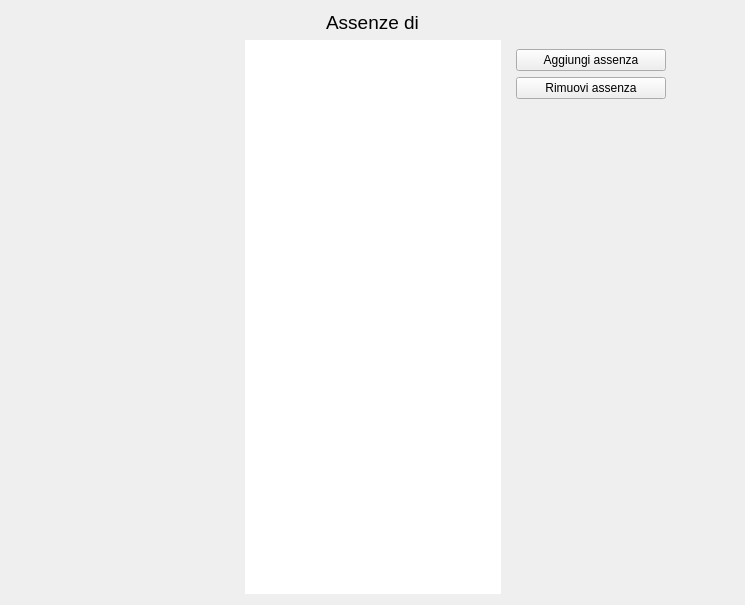
First picture: the form in ui/Titolare/GestisciDipendenti/visualizzaAssenze.ui, repository mdoraz/Hotel, before the edit.
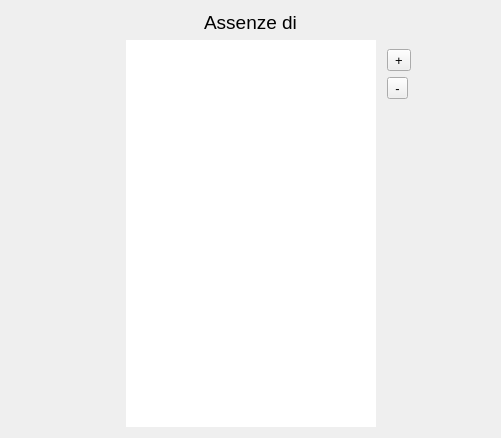
Second picture: the form after the edit.

Commit message: Creata e completata la classe VisualizzaAssenzeUI + altre piccole modifiche

What changed in the file:
```diff
--- a/ui/Titolare/GestisciDipendenti/visualizzaAssenze.ui
+++ b/ui/Titolare/GestisciDipendenti/visualizzaAssenze.ui
@@ -6,45 +6,101 @@
    <rect>
     <x>0</x>
     <y>0</y>
-    <width>745</width>
-    <height>605</height>
+    <width>501</width>
+    <height>438</height>
    </rect>
   </property>
+  <property name="font">
+   <font>
+    <family>Arial</family>
+    <pointsize>10</pointsize>
+   </font>
+  </property>
   <property name="windowTitle">
    <string>Form</string>
   </property>
   <layout class="QGridLayout" name="gridLayout">
-   <item row="0" column="0" colspan="3">
-    <widget class="QLabel" name="labelAssenzeDi">
-     <property name="font">
-      <font>
-       <family>Arial</family>
-       <pointsize>14</pointsize>
-      </font>
-     </property>
-     <property name="text">
-      <string>Assenze di</string>
-     </property>
-     <property name="alignment">
-      <set>Qt::AlignCenter</set>
-     </property>
-    </widget>
-   </item>
    <item row="1" column="0">
     <spacer name="hSpacerAssenze">
      <property name="orientation">
       <enum>Qt::Horizontal</enum>
      </property>
+     <property name="sizeType">
+      <enum>QSizePolicy::Expanding</enum>
+     </property>
      <property name="sizeHint" stdset="0">
       <size>
-       <width>224</width>
-       <height>439</height>
+       <width>70</width>
+       <height>20</height>
       </size>
      </property>
     </spacer>
    </item>
-   <item row="1" column="1">
+   <item row="1" column="4">
+    <widget class="QWidget" name="widgetButtons" native="true">
+     <property name="sizePolicy">
+      <sizepolicy hsizetype="Expanding" vsizetype="Preferred">
+       <horstretch>0</horstretch>
+       <verstretch>0</verstretch>
+      </sizepolicy>
+     </property>
+     <layout class="QVBoxLayout" name="layoutButtons">
+      <property name="leftMargin">
+       <number>5</number>
+      </property>
+      <item alignment="Qt::AlignLeft">
+       <widget class="QToolButton" name="btnPiu">
+        <property name="text">
+         <string>+</string>
+        </property>
+       </widget>
+      </item>
+      <item alignment="Qt::AlignLeft">
+       <widget class="QToolButton" name="btnMeno">
+        <property name="text">
+         <string>-</string>
+        </property>
+       </widget>
+      </item>
+      <item>
+       <spacer name="verticalSpacer2">
+        <property name="orientation">
+         <enum>Qt::Vertical</enum>
+        </property>
+        <property name="sizeType">
+         <enum>QSizePolicy::Expanding</enum>
+        </property>
+        <property name="sizeHint" stdset="0">
+         <size>
+          <width>20</width>
+          <height>294</height>
+         </size>
+        </property>
+       </spacer>
+      </item>
+     </layout>
+    </widget>
+   </item>
+   <item row="1" column="1" colspan="3">
     <widget class="QListWidget" name="listWidget">
+     <property name="sizePolicy">
+      <sizepolicy hsizetype="Maximum" vsizetype="Expanding">
+       <horstretch>0</horstretch>
+       <verstretch>0</verstretch>
+      </sizepolicy>
+     </property>
+     <property name="minimumSize">
+      <size>
+       <width>250</width>
+       <height>0</height>
+      </size>
+     </property>
+     <property name="maximumSize">
+      <size>
+       <width>200</width>
+       <height>16777215</height>
+      </size>
+     </property>
      <property name="frameShape">
       <enum>QFrame::NoFrame</enum>
      </property>
@@ -65,55 +121,20 @@
      </property>
     </widget>
    </item>
-   <item row="1" column="2">
-    <widget class="QWidget" name="widgetButtonsAssenze" native="true">
-     <property name="sizePolicy">
-      <sizepolicy hsizetype="Expanding" vsizetype="Preferred">
-       <horstretch>0</horstretch>
-       <verstretch>0</verstretch>
-      </sizepolicy>
+   <item row="0" column="0" colspan="5">
+    <widget class="QLabel" name="labelIntestazione">
+     <property name="font">
+      <font>
+       <family>Arial</family>
+       <pointsize>14</pointsize>
+      </font>
      </property>
-     <layout class="QVBoxLayout" name="verticalLayout_4">
-      <item>
-       <widget class="QPushButton" name="btnAggiungiAssenza">
-        <property name="maximumSize">
-         <size>
-          <width>150</width>
-          <height>16777215</height>
-         </size>
-        </property>
-        <property name="text">
-         <string>Aggiungi assenza</string>
-        </property>
-       </widget>
-      </item>
-      <item>
-       <widget class="QPushButton" name="btnRimuoviAssenza">
-        <property name="maximumSize">
-         <size>
-          <width>150</width>
-          <height>16777215</height>
-         </size>
-        </property>
-        <property name="text">
-         <string>Rimuovi assenza</string>
-        </property>
-       </widget>
-      </item>
-      <item>
-       <spacer name="vSpacerAssenze_2">
-        <property name="orientation">
-         <enum>Qt::Vertical</enum>
-        </property>
-        <property name="sizeHint" stdset="0">
-         <size>
-          <width>20</width>
-          <height>40</height>
-         </size>
-        </property>
-       </spacer>
-      </item>
-     </layout>
+     <property name="text">
+      <string>Assenze di</string>
+     </property>
+     <property name="alignment">
+      <set>Qt::AlignCenter</set>
+     </property>
     </widget>
    </item>
   </layout>
```
Left out of the diff: 8 changed lines with no effect on the pictures. The commit also changes 16 other files.
